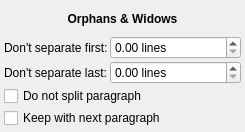
This is scribus/ui/propertywidget_orphansbase.ui in nitramr/scribus as Qt 5 draws it before an edit. The edited form follows.
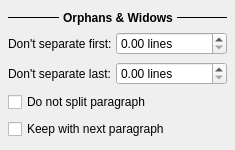
This is the edited form. Custom widgets are drawn as their Qt base class.

Patch:
```diff
--- a/scribus/ui/propertywidget_orphansbase.ui
+++ b/scribus/ui/propertywidget_orphansbase.ui
@@ -6,8 +6,8 @@
    <rect>
     <x>0</x>
     <y>0</y>
-    <width>245</width>
-    <height>132</height>
+    <width>235</width>
+    <height>150</height>
    </rect>
   </property>
   <property name="sizePolicy">
@@ -33,31 +33,21 @@
   </property>
   <layout class="QGridLayout" name="gridLayout" columnstretch="0,1">
    <property name="leftMargin">
-    <number>4</number>
+    <number>8</number>
    </property>
    <property name="topMargin">
-    <number>4</number>
+    <number>8</number>
    </property>
    <property name="rightMargin">
-    <number>4</number>
+    <number>8</number>
    </property>
    <property name="bottomMargin">
-    <number>4</number>
+    <number>8</number>
    </property>
    <property name="spacing">
-    <number>2</number>
+    <number>4</number>
    </property>
-   <item row="3" column="0" colspan="2">
-    <widget class="QCheckBox" name="keepTogether">
-     <property name="toolTip">
-      <string>If checked, ensures that the paragraph won't be split across multiple pages or columns</string>
-     </property>
-     <property name="text">
-      <string>Do not split paragraph</string>
-     </property>
-    </widget>
-   </item>
-   <item row="2" column="1">
+   <item row="3" column="1">
     <widget class="ScrSpinBox" name="keepLinesEnd">
      <property name="toolTip">
       <string>Ensure that last lines of a paragraph won't end up separated from the rest (known as widow/orphan control)</string>
@@ -70,7 +60,34 @@
      </property>
     </widget>
    </item>
+   <item row="3" column="0">
+    <widget class="QLabel" name="keepLabelEnd">
+     <property name="text">
+      <string>Don't separate last:</string>
+     </property>
+    </widget>
+   </item>
    <item row="4" column="0" colspan="2">
+    <widget class="QCheckBox" name="keepTogether">
+     <property name="toolTip">
+      <string>If checked, ensures that the paragraph won't be split across multiple pages or columns</string>
+     </property>
+     <property name="text">
+      <string>Do not split paragraph</string>
+     </property>
+    </widget>
+   </item>
+   <item row="2" column="0">
+    <widget class="QLabel" name="keepLabelStart">
+     <property name="toolTip">
+      <string>Ensure that first lines of a paragraph won't end up separated from the rest (known as widow/orphan control)</string>
+     </property>
+     <property name="text">
+      <string>Don't separate first:</string>
+     </property>
+    </widget>
+   </item>
+   <item row="5" column="0" colspan="2">
     <widget class="QCheckBox" name="keepWithNext">
      <property name="toolTip">
       <string>If checked, automatically moves the paragraph to the next column or page if the next paragraph isn't on the same page or column</string>
@@ -80,7 +97,7 @@
      </property>
     </widget>
    </item>
-   <item row="1" column="1">
+   <item row="2" column="1">
     <widget class="ScrSpinBox" name="keepLinesStart">
      <property name="toolTip">
       <string>Ensure that first lines of a paragraph won't end up separated from the rest (known as widow/orphan control)</string>
@@ -93,24 +110,19 @@
      </property>
     </widget>
    </item>
-   <item row="1" column="0">
-    <widget class="QLabel" name="keepLabelStart">
-     <property name="toolTip">
-      <string>Ensure that first lines of a paragraph won't end up separated from the rest (known as widow/orphan control)</string>
-     </property>
-     <property name="text">
-      <string>Don't separate first:</string>
+   <item row="1" column="0" colspan="2">
+    <layout class="QHBoxLayout" name="horizontalLayout">
+     <item>
+      <widget class="Line" name="line">
+       <property name="frameShadow">
+        <enum>QFrame::Plain</enum>
+       </property>
+       <property name="orientation">
+        <enum>Qt::Horizontal</enum>
      </property>
     </widget>
    </item>
-   <item row="2" column="0">
-    <widget class="QLabel" name="keepLabelEnd">
-     <property name="text">
-      <string>Don't separate last:</string>
-     </property>
-    </widget>
-   </item>
-   <item row="0" column="0" colspan="2">
+     <item>
     <widget class="QLabel" name="label">
      <property name="font">
       <font>
@@ -125,6 +137,18 @@
       <set>Qt::AlignCenter</set>
      </property>
     </widget>
+     </item>
+     <item>
+      <widget class="Line" name="line_2">
+       <property name="frameShadow">
+        <enum>QFrame::Plain</enum>
+       </property>
+       <property name="orientation">
+        <enum>Qt::Horizontal</enum>
+       </property>
+      </widget>
+     </item>
+    </layout>
    </item>
   </layout>
  </widget>
```
Lines whose indentation alone changed are shown as unchanged.
